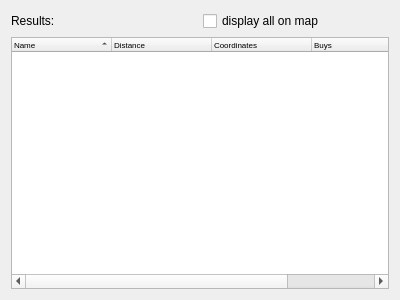
mrkite/minutor, file searchresultwidget.ui: the form before one commit.
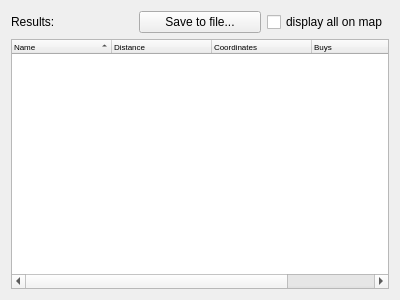
The form after the commit.

Commit message: Added button to export search results to a tab-separated file

What changed in the file:
```diff
--- a/searchresultwidget.ui
+++ b/searchresultwidget.ui
@@ -23,6 +23,19 @@
        </property>
       </widget>
      </item>
+     <item>
+      <widget class="QPushButton" name="saveSearchResults">
+       <property name="maximumSize">
+        <size>
+         <width>122</width>
+         <height>16777215</height>
+        </size>
+       </property>
+       <property name="text">
+        <string>Save to file...</string>
+       </property>
+      </widget>
+     </item>
      <item>
       <widget class="QCheckBox" name="check_display_all">
        <property name="text">
```
The commit also changes 2 other files.
